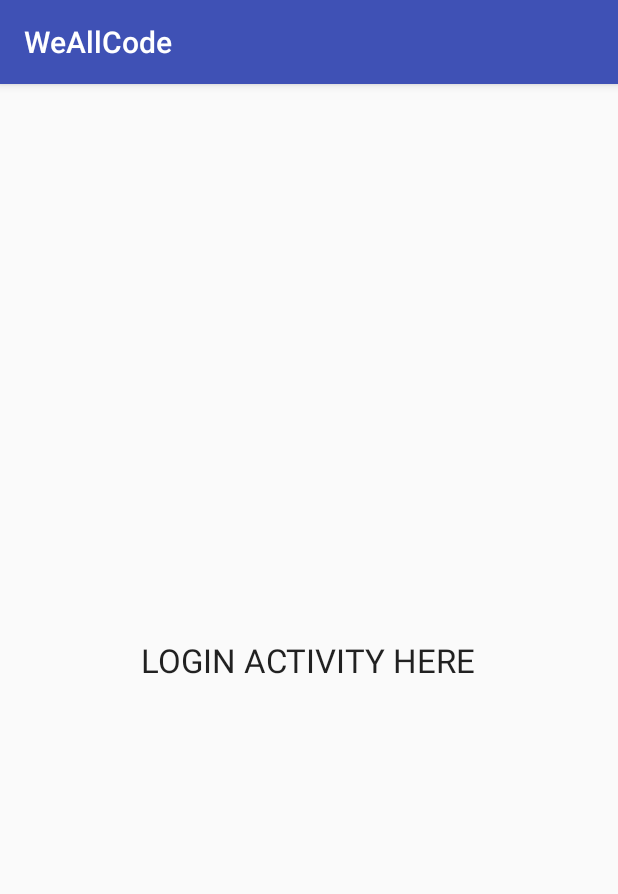
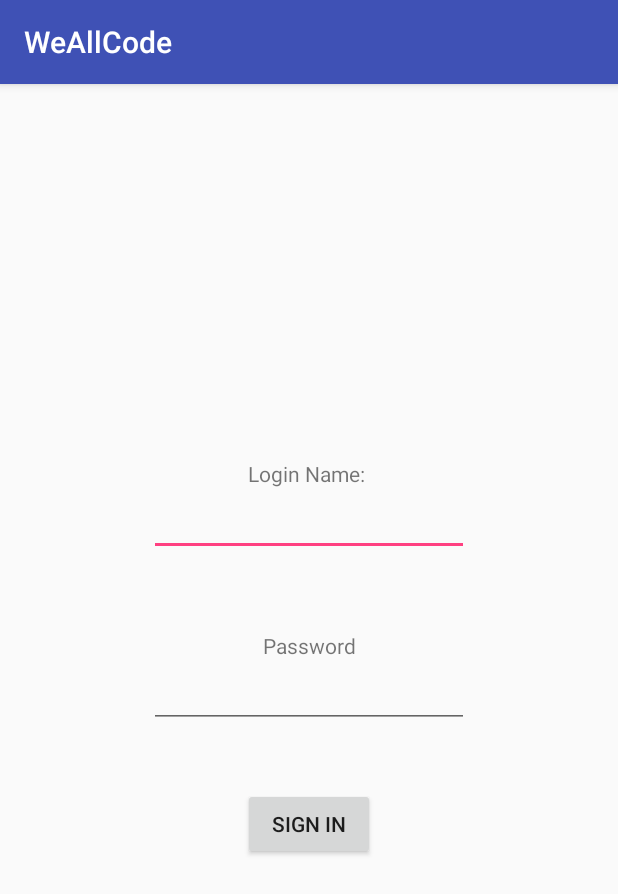
Before and after one commit to drtracy1/SER402, an Android app: the LoginActivity screen opened directly, with no data from a screen before it, on a phone screen of 412 x 824 dp. Shown: the top 894 px of the screen. Run offline under Robolectric (Android 15) with nearby library versions, the light colour scheme and no system bars.

Commit message:
Login page set up
Login page has been set up on LoginActivity.java and activity_login.xml

```diff
--- a/WeAllCode/app/src/main/java/ser402team/weallcode/LoginActivity.java
+++ b/WeAllCode/app/src/main/java/ser402team/weallcode/LoginActivity.java
@@ -2,12 +2,38 @@ package ser402team.weallcode;
 
 import android.support.v7.app.AppCompatActivity;
 import android.os.Bundle;
+import android.view.View;
+import android.widget.Button;
+import android.widget.EditText;
 
 public class LoginActivity extends AppCompatActivity {
+
+    public static String loginName;
+    public static String password;
+
+    private static void setLoginName(String ln) {
+        loginName = ln;
+    }
+    private static void setPassword(String pwd) {
+        password = pwd;
+    }
 
     @Override
     protected void onCreate(Bundle savedInstanceState) {
         super.onCreate(savedInstanceState);
         setContentView(R.layout.activity_login);
+
+        Button signInButton = (Button) findViewById(R.id.signInButton);
+
+        signInButton.setOnClickListener(
+                new View.OnClickListener() {
+                    public void onClick(View view) {
+                        final EditText lName = (EditText) findViewById(R.id.loginName);
+                        final EditText pwd = (EditText) findViewById(R.id.password);
+                        setLoginName(lName.getText().toString());
+                        setPassword(pwd.getText().toString());
+                    }
+                }
+        );
     }
 }
--- a/WeAllCode/app/src/main/res/layout/activity_login.xml
+++ b/WeAllCode/app/src/main/res/layout/activity_login.xml
@@ -9,12 +9,58 @@
     android:paddingTop="@dimen/activity_vertical_margin"
     tools:context="ser402team.weallcode.LoginActivity">
 
-    <TextView
-        android:layout_width="wrap_content"
+    <RelativeLayout
+        android:layout_width="match_parent"
         android:layout_height="wrap_content"
-        android:textAppearance="?android:attr/textAppearanceLarge"
-        android:text="LOGIN ACTIVITY HERE"
-        android:id="@+id/textView2"
         android:layout_centerVertical="true"
-        android:layout_centerHorizontal="true" />
+        android:gravity="center_horizontal"
+        android:padding="10dp">
+
+        <TextView
+            android:layout_width="match_parent"
+            android:layout_height="wrap_content"
+            android:id="@+id/loginNameLabel"
+            android:gravity="center"
+            android:text="Login Name: "/>
+
+        <EditText
+            android:layout_width="wrap_content"
+            android:layout_height="wrap_content"
+            android:gravity="center_horizontal"
+            android:layout_centerHorizontal="true"
+            android:inputType="textLongMessage"
+            android:layout_below="@+id/loginNameLabel"
+            android:id="@+id/loginName"
+            android:ems="10"
+            android:layout_marginBottom="50dp"/>
+
+
+        <TextView
+            android:layout_width="match_parent"
+            android:layout_height="wrap_content"
+            android:id="@+id/passwordLabel"
+            android:layout_below="@+id/loginName"
+            android:gravity="center"
+            android:text="Password" />
+
+        <EditText
+            android:layout_width="wrap_content"
+            android:layout_height="wrap_content"
+            android:gravity="center_horizontal"
+            android:layout_centerHorizontal="true"
+            android:inputType="textPassword"
+            android:layout_below="@+id/passwordLabel"
+            android:id="@+id/password"
+            android:ems="10" />
+
+        <Button
+            android:layout_width="wrap_content"
+            android:layout_height="wrap_content"
+            android:text="Sign In"
+            android:id="@+id/signInButton"
+            android:layout_centerHorizontal="true"
+            android:layout_below="@+id/password"
+            android:layout_marginTop="40dp"/>
+
+    </RelativeLayout>
 </RelativeLayout>
```
